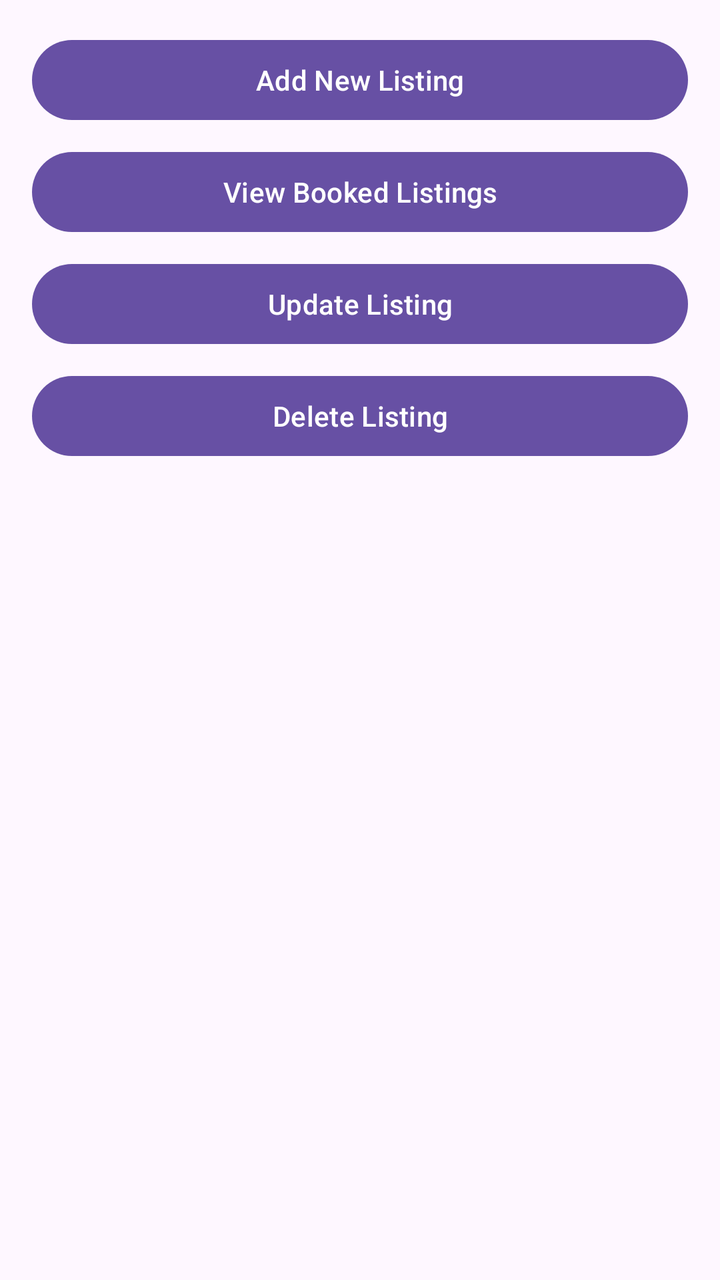
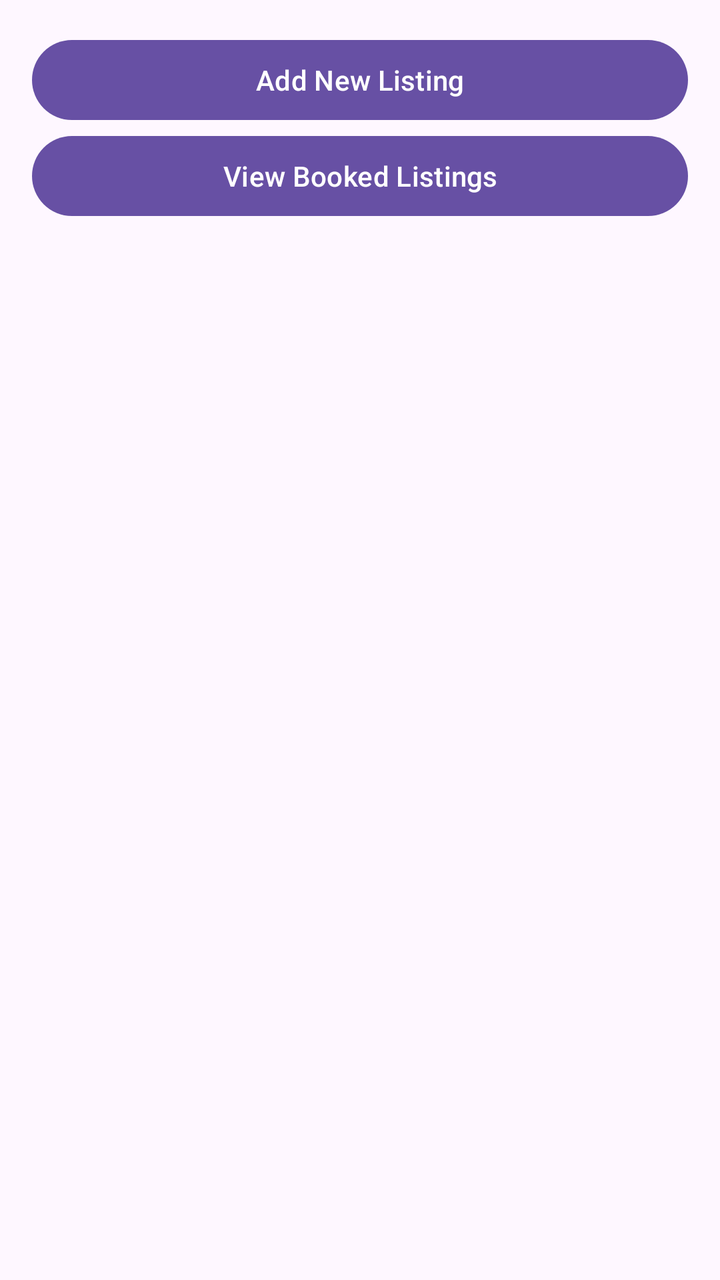

Screens rendered from an Android XML layout before and after an edit, with the pre-edit source and the edit as a unified diff.
<!-- AndroidManifest.xml: application theme Theme.MyApplication -->
<!-- res/layout/activity_lender_dashboard.xml -->
<?xml version="1.0" encoding="utf-8"?>
<LinearLayout xmlns:android="http://schemas.android.com/apk/res/android"
    android:layout_width="match_parent"
    android:layout_height="match_parent"
    android:orientation="vertical"
    android:padding="16dp">

    
    <Button
        android:id="@+id/btnAddNewListing"
        android:layout_width="match_parent"
        android:layout_height="wrap_content"
        android:text="Add New Listing" />

    
    <Button
        android:id="@+id/btnViewBookedListings"
        android:layout_width="match_parent"
        android:layout_height="wrap_content"
        android:text="View Booked Listings"
        android:layout_marginTop="8dp" />

    
    <Button
        android:id="@+id/btnUpdateListing"
        android:layout_width="match_parent"
        android:layout_height="wrap_content"
        android:text="Update Listing"
        android:layout_marginTop="8dp" />

    
    <Button
        android:id="@+id/btnDeleteListing"
        android:layout_width="match_parent"
        android:layout_height="wrap_content"
        android:text="Delete Listing"
        android:layout_marginTop="8dp" />

    
    <androidx.recyclerview.widget.RecyclerView
        android:id="@+id/lenderListingsRecyclerView"
        android:layout_width="match_parent"
        android:layout_height="wrap_content"
        android:layout_marginTop="16dp" />
</LinearLayout>
<!-- resources referenced by this layout -->
<resources>
  <style name="Theme.MyApplication" parent="Base.Theme.MyApplication" />
  <style name="Base.Theme.MyApplication" parent="Theme.Material3.DayNight.NoActionBar">
          
          
      </style>
</resources>

<!-- the commit's change to res/layout/activity_lender_dashboard.xml (unified diff, before → after) -->
@@ -1,45 +1,24 @@
-<?xml version="1.0" encoding="utf-8"?>
 <LinearLayout xmlns:android="http://schemas.android.com/apk/res/android"
     android:layout_width="match_parent"
     android:layout_height="match_parent"
     android:orientation="vertical"
     android:padding="16dp">
 
-    
     <Button
         android:id="@+id/btnAddNewListing"
         android:layout_width="match_parent"
         android:layout_height="wrap_content"
         android:text="Add New Listing" />
 
-    
     <Button
         android:id="@+id/btnViewBookedListings"
         android:layout_width="match_parent"
         android:layout_height="wrap_content"
-        android:text="View Booked Listings"
-        android:layout_marginTop="8dp" />
+        android:text="View Booked Listings" />
 
-    
-    <Button
-        android:id="@+id/btnUpdateListing"
-        android:layout_width="match_parent"
-        android:layout_height="wrap_content"
-        android:text="Update Listing"
-        android:layout_marginTop="8dp" />
-
-    
-    <Button
-        android:id="@+id/btnDeleteListing"
-        android:layout_width="match_parent"
-        android:layout_height="wrap_content"
-        android:text="Delete Listing"
-        android:layout_marginTop="8dp" />
-
-    
     <androidx.recyclerview.widget.RecyclerView
         android:id="@+id/lenderListingsRecyclerView"
         android:layout_width="match_parent"
-        android:layout_height="wrap_content"
-        android:layout_marginTop="16dp" />
+        android:layout_height="match_parent"
+        android:paddingTop="16dp" />
 </LinearLayout>
